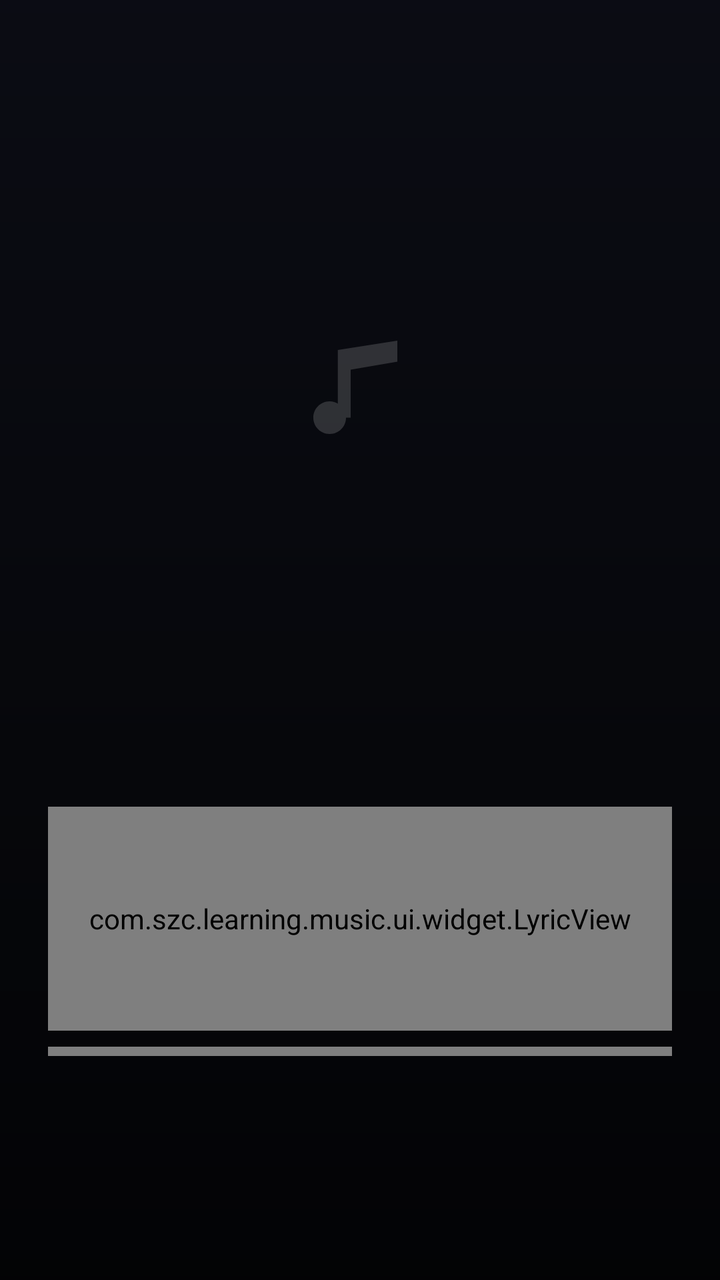
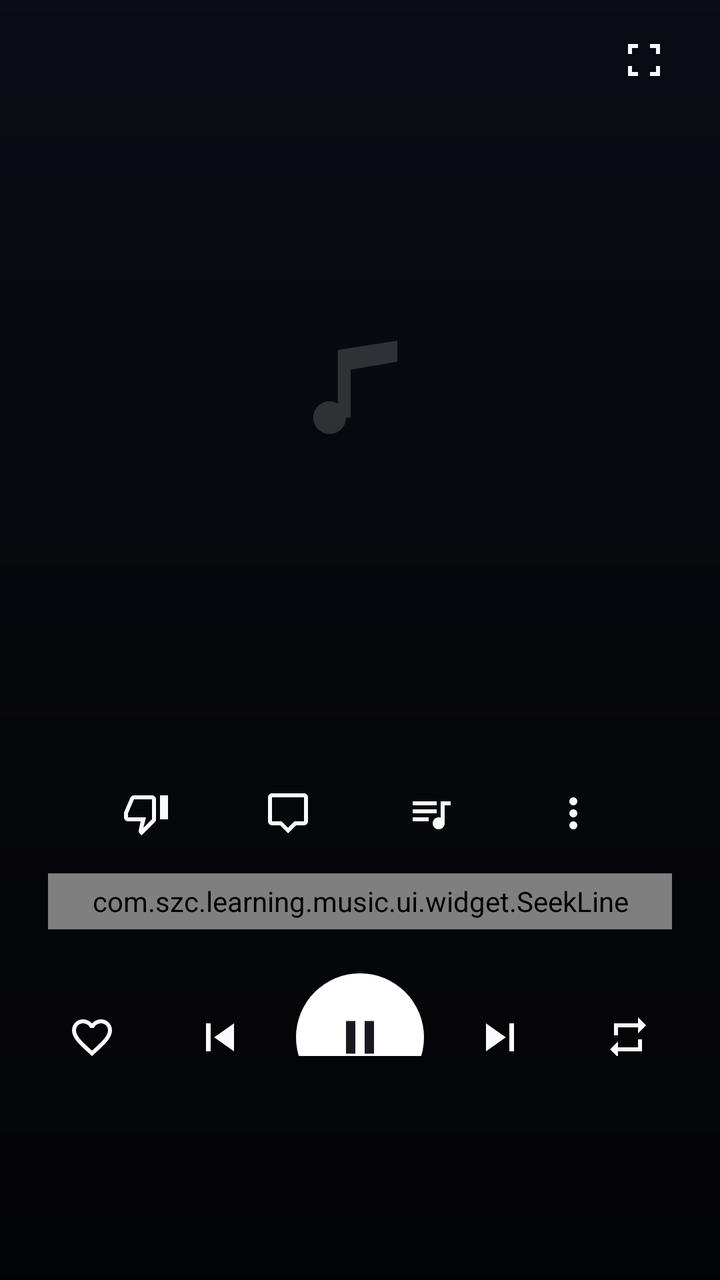

Screens rendered from an Android XML layout before and after an edit, with the pre-edit source and the edit as a unified diff.
<!-- AndroidManifest.xml: application theme Theme.Aurora -->
<!-- res/layout/item_player.xml -->
<?xml version="1.0" encoding="utf-8"?>
<FrameLayout xmlns:android="http://schemas.android.com/apk/res/android"
    xmlns:app="http://schemas.android.com/apk/res-auto"
    android:id="@+id/playerPageRoot"
    android:layout_width="match_parent"
    android:layout_height="match_parent"
    android:background="?attr/auDarkCanvas">

    <ImageView
        android:id="@+id/playerBackdrop"
        android:layout_width="match_parent"
        android:layout_height="match_parent"
        android:alpha="0.30"
        android:contentDescription="@null"
        android:scaleType="centerCrop" />

    <View
        android:layout_width="match_parent"
        android:layout_height="match_parent"
        android:background="@drawable/bg_now_scrim" />

    <LinearLayout
        android:id="@+id/playerContent"
        android:layout_width="match_parent"
        android:layout_height="match_parent"
        android:orientation="vertical"
        android:paddingStart="24dp"
        android:paddingTop="84dp"
        android:paddingEnd="24dp"
        android:paddingBottom="112dp">

        <Space
            android:layout_width="1dp"
            android:layout_height="0dp"
            android:layout_weight="1" />

        <FrameLayout
            android:layout_width="224dp"
            android:layout_height="224dp"
            android:layout_gravity="center_horizontal">

            <com.google.android.material.imageview.ShapeableImageView
                android:id="@+id/playerCover"
                android:layout_width="match_parent"
                android:layout_height="match_parent"
                android:contentDescription="@string/player_album"
                android:scaleType="centerCrop"
                app:shapeAppearanceOverlay="@style/Shape.Cover.Hero" />

            <ImageView
                android:layout_width="56dp"
                android:layout_height="56dp"
                android:layout_gravity="center"
                android:alpha="0.16"
                android:contentDescription="@null"
                android:src="@drawable/ic_music_note"
                app:tint="@color/white" />
        </FrameLayout>

        <TextView
            android:id="@+id/playerTitle"
            style="@style/Text.Title"
            android:layout_width="match_parent"
            android:layout_height="wrap_content"
            android:layout_marginTop="18dp"
            android:ellipsize="end"
            android:gravity="center"
            android:maxLines="1"
            android:textColor="?attr/auOnDark"
            android:textSize="23sp" />

        <TextView
            android:id="@+id/playerArtist"
            android:layout_width="match_parent"
            android:layout_height="wrap_content"
            android:layout_marginTop="6dp"
            android:alpha="0.7"
            android:ellipsize="end"
            android:gravity="center"
            android:maxLines="1"
            android:textColor="?attr/auOnDark"
            android:textSize="13sp" />

        <TextView
            android:id="@+id/playerAlbum"
            android:layout_width="match_parent"
            android:layout_height="wrap_content"
            android:layout_marginTop="3dp"
            android:alpha="0.42"
            android:ellipsize="end"
            android:gravity="center"
            android:maxLines="1"
            android:textColor="?attr/auOnDark"
            android:textSize="10sp" />

        <com.szc.learning.music.ui.widget.LyricView
            android:id="@+id/playerLyrics"
            android:layout_width="match_parent"
            android:layout_height="112dp"
            android:layout_marginTop="10dp" />

        <Space
            android:layout_width="1dp"
            android:layout_height="0dp"
            android:layout_weight="1" />

        <com.szc.learning.music.ui.widget.SeekLine
            android:id="@+id/playerSeek"
            android:layout_width="match_parent"
            android:layout_height="28dp"
            android:layout_marginTop="8dp" />

        <LinearLayout
            android:layout_width="match_parent"
            android:layout_height="wrap_content"
            android:orientation="horizontal">

            <TextView
                android:id="@+id/playerPosition"
                style="@style/Text.Numeric"
                android:layout_width="wrap_content"
                android:layout_height="wrap_content"
                android:textColor="?attr/auOnDarkSecondary" />

            <Space
                android:layout_width="0dp"
                android:layout_height="1dp"
                android:layout_weight="1" />

            <TextView
                android:id="@+id/playerDuration"
                style="@style/Text.Numeric"
                android:layout_width="wrap_content"
                android:layout_height="wrap_content"
                android:textColor="?attr/auOnDarkSecondary" />
        </LinearLayout>

        
        <LinearLayout
            android:layout_width="match_parent"
            android:layout_height="wrap_content"
            android:layout_marginTop="8dp"
            android:gravity="center_vertical"
            android:orientation="horizontal">

            <ImageButton
                android:id="@+id/playerFavorite"
                android:layout_width="44dp"
                android:layout_height="44dp"
                android:background="?attr/selectableItemBackgroundBorderless"
                android:contentDescription="@string/player_like"
                android:padding="10dp"
                android:scaleType="fitCenter"
                android:src="@drawable/ic_heart"
                app:tint="?attr/auOnDark" />

            <Space
                android:layout_width="0dp"
                android:layout_height="1dp"
                android:layout_weight="1" />

            <ImageButton
                android:id="@+id/playerPrev"
                android:layout_width="52dp"
                android:layout_height="52dp"
                android:background="?attr/selectableItemBackgroundBorderless"
                android:contentDescription="@string/player_previous"
                android:padding="12dp"
                android:scaleType="fitCenter"
                android:src="@drawable/ic_prev"
                app:tint="?attr/auOnDark" />

            <ImageButton
                android:id="@+id/playerPlay"
                android:layout_width="64dp"
                android:layout_height="64dp"
                android:layout_marginStart="12dp"
                android:layout_marginEnd="12dp"
                android:background="@drawable/bg_play_circle"
                android:contentDescription="@string/player_pause"
                android:padding="18dp"
                android:scaleType="fitCenter"
                android:src="@drawable/ic_pause"
                app:tint="?attr/auInk" />

            <ImageButton
                android:id="@+id/playerNext"
                android:layout_width="52dp"
                android:layout_height="52dp"
                android:background="?attr/selectableItemBackgroundBorderless"
                android:contentDescription="@string/player_next"
                android:padding="12dp"
                android:scaleType="fitCenter"
                android:src="@drawable/ic_next"
                app:tint="?attr/auOnDark" />

            <Space
                android:layout_width="0dp"
                android:layout_height="1dp"
                android:layout_weight="1" />

            <ImageButton
                android:id="@+id/playerMode"
                android:layout_width="44dp"
                android:layout_height="44dp"
                android:background="?attr/selectableItemBackgroundBorderless"
                android:contentDescription="@string/player_repeat"
                android:padding="10dp"
                android:scaleType="fitCenter"
                android:src="@drawable/ic_repeat"
                app:tint="?attr/auOnDark" />
        </LinearLayout>
    </LinearLayout>
</FrameLayout>
<!-- resources referenced by this layout -->
<resources>
  <color name="white">#FFFFFFFF</color>
  <string name="player_album">专辑</string>
  <string name="player_like">收藏</string>
  <string name="player_next">下一首</string>
  <string name="player_pause">暂停</string>
  <string name="player_previous">上一首</string>
  <string name="player_repeat">循环</string>
  <color name="theme_aurora_accent">#5359BA</color>
  <color name="theme_aurora_accent_on">#FDFDFF</color>
  <color name="theme_aurora_surface">#FEFEFF</color>
  <color name="theme_aurora_ink">#181920</color>
  <color name="theme_aurora_hairline">#DDDFE8</color>
  <color name="theme_aurora_danger">#B74441</color>
  <color name="theme_aurora_canvas">#F3F3F8</color>
  <color name="theme_aurora_scrim">#8C000000</color>
  <color name="theme_aurora_nav_pill">#D9DBE8</color>
  <color name="theme_aurora_on_dark">#F9FAFD</color>
  <color name="theme_aurora_dark_pill">#33FFFFFF</color>
  <color name="theme_aurora_like">#D54563</color>
  <color name="theme_aurora_tag_warm_bg">#FFEEE1</color>
  <color name="theme_aurora_success">#287B46</color>
  <color name="theme_aurora_warning">#A16500</color>
  <color name="theme_aurora_blob_a">#AAB2E4</color>
  <color name="theme_aurora_blob_b">#C5A9D8</color>
  <color name="theme_aurora_blob_c">#8EBCE1</color>
  <color name="theme_aurora_blob_d">#7DC4C6</color>
  <!-- unchanged entries left out for length: 32 -->
</resources>

<!-- the commit's change to res/layout/item_player.xml (unified diff, before → after) -->
@@ -29,11 +29,6 @@
         android:paddingEnd="24dp"
         android:paddingBottom="112dp">
 
-        <Space
-            android:layout_width="1dp"
-            android:layout_height="0dp"
-            android:layout_weight="1" />
-
         <FrameLayout
             android:layout_width="224dp"
             android:layout_height="224dp"
@@ -81,28 +76,91 @@
             android:textColor="?attr/auOnDark"
             android:textSize="13sp" />
 
-        <TextView
-            android:id="@+id/playerAlbum"
-            android:layout_width="match_parent"
-            android:layout_height="wrap_content"
-            android:layout_marginTop="3dp"
-            android:alpha="0.42"
-            android:ellipsize="end"
-            android:gravity="center"
-            android:maxLines="1"
-            android:textColor="?attr/auOnDark"
-            android:textSize="10sp" />
-
         <com.szc.learning.music.ui.widget.LyricView
             android:id="@+id/playerLyrics"
             android:layout_width="match_parent"
-            android:layout_height="112dp"
-            android:layout_marginTop="10dp" />
-
-        <Space
-            android:layout_width="1dp"
             android:layout_height="0dp"
-            android:layout_weight="1" />
+            android:layout_marginTop="8dp"
+            android:layout_weight="1"
+            android:minHeight="140dp" />
+
+        
+        <LinearLayout
+            android:id="@+id/playerActions"
+            android:layout_width="match_parent"
+            android:layout_height="wrap_content"
+            android:gravity="center_vertical"
+            android:orientation="horizontal">
+
+            <Space
+                android:layout_width="0dp"
+                android:layout_height="1dp"
+                android:layout_weight="1" />
+
+            <ImageButton
+                android:id="@+id/playerDislike"
+                android:layout_width="44dp"
+                android:layout_height="44dp"
+                android:background="?attr/selectableItemBackgroundBorderless"
+                android:contentDescription="@string/player_dislike"
+                android:padding="10dp"
+                android:scaleType="fitCenter"
+                android:src="@drawable/ic_thumb_down"
+                app:tint="?attr/auOnDark" />
+
+            <Space
+                android:layout_width="0dp"
+                android:layout_height="1dp"
+                android:layout_weight="1" />
+
+            <ImageButton
+                android:id="@+id/playerComments"
+                android:layout_width="44dp"
+                android:layout_height="44dp"
+                android:background="?attr/selectableItemBackgroundBorderless"
+                android:contentDescription="@string/comment_title"
+                android:padding="10dp"
+                android:scaleType="fitCenter"
+                android:src="@drawable/ic_comment"
+                app:tint="?attr/auOnDark" />
+
+            <Space
+                android:layout_width="0dp"
+                android:layout_height="1dp"
+                android:layout_weight="1" />
+
+            <ImageButton
+                android:id="@+id/playerQueue"
+                android:layout_width="44dp"
+                android:layout_height="44dp"
+                android:background="?attr/selectableItemBackgroundBorderless"
+                android:contentDescription="@string/queue_title"
+                android:padding="10dp"
+                android:scaleType="fitCenter"
+                android:src="@drawable/ic_queue"
+                app:tint="?attr/auOnDark" />
+
+            <Space
+                android:layout_width="0dp"
+                android:layout_height="1dp"
+                android:layout_weight="1" />
+
+            <ImageButton
+                android:id="@+id/playerMore"
+                android:layout_width="44dp"
+                android:layout_height="44dp"
+                android:background="?attr/selectableItemBackgroundBorderless"
+                android:contentDescription="@string/player_more"
+                android:padding="10dp"
+                android:scaleType="fitCenter"
+                android:src="@drawable/ic_more_vert"
+                app:tint="?attr/auOnDark" />
+
+            <Space
+                android:layout_width="0dp"
+                android:layout_height="1dp"
+                android:layout_weight="1" />
+        </LinearLayout>
 
         <com.szc.learning.music.ui.widget.SeekLine
             android:id="@+id/playerSeek"
@@ -211,4 +269,19 @@
                 app:tint="?attr/auOnDark" />
         </LinearLayout>
     </LinearLayout>
+
+    <ImageButton
+        android:id="@+id/playerFullscreen"
+        android:layout_width="44dp"
+        android:layout_height="44dp"
+        android:layout_gravity="top|end"
+        android:layout_marginTop="8dp"
+        android:layout_marginEnd="16dp"
+        android:background="?attr/selectableItemBackgroundBorderless"
+        android:contentDescription="@string/player_fullscreen"
+        android:padding="10dp"
+        android:scaleType="fitCenter"
+        android:src="@drawable/ic_fullscreen"
+        app:tint="?attr/auOnDark" />
+
 </FrameLayout>
<!-- resource entries referenced after the edit -->
@@ -1,12 +1,63 @@
 <!-- resources referenced by this layout -->
 <resources>
   <color name="white">#FFFFFFFF</color>
+  <!-- drawable ic_comment (drawable) -->
+  <vector xmlns:android="http://schemas.android.com/apk/res/android"
+      android:width="24dp"
+      android:height="24dp"
+      android:viewportWidth="24"
+      android:viewportHeight="24">
+      <path
+          android:fillColor="#FF000000"
+          android:pathData="M20,2H4C2.9,2 2,2.9 2,4v12c0,1.1 0.9,2 2,2h4l4,4 4,-4h4c1.1,0 2,-0.9 2,-2V4C22,2.9 21.1,2 20,2zM20,16h-4.83l-0.59,0.59L12,19.17l-2.59,-2.59L8.83,16H4V4h16V16z" />
+  </vector>
+  <!-- drawable ic_fullscreen (drawable) -->
+  <?xml version="1.0" encoding="utf-8"?>
+  <vector xmlns:android="http://schemas.android.com/apk/res/android"
+      android:width="24dp" android:height="24dp"
+      android:viewportWidth="24" android:viewportHeight="24">
+      <path
+          android:fillColor="#FF000000"
+          android:pathData="M4,9V4h5v2H6v3H4z M15,4h5v5h-2V6h-3V4z M20,15v5h-5v-2h3v-3h2z M9,20H4v-5h2v3h3v2z" />
+  </vector>
+  <!-- drawable ic_more_vert (drawable) -->
+  <vector xmlns:android="http://schemas.android.com/apk/res/android"
+      android:width="24dp" android:height="24dp"
+      android:viewportWidth="24" android:viewportHeight="24">
+      <path android:fillColor="#FF000000" android:pathData="M12 8c1.1 0 2-.9 2-2s-.9-2-2-2-2 .9-2 2 .9 2 2 2zm0 2c-1.1 0-2 .9-2 2s.9 2 2 2 2-.9 2-2-.9-2-2-2zm0 6c-1.1 0-2 .9-2 2s.9 2 2 2 2-.9 2-2-.9-2-2-2z" />
+  </vector>
+  <!-- drawable ic_queue (drawable) -->
+  <vector xmlns:android="http://schemas.android.com/apk/res/android"
+      android:width="24dp" android:height="24dp"
+      android:viewportWidth="24" android:viewportHeight="24">
+      <path android:fillColor="#FF000000" android:pathData="M15 6H3v2h12V6zm0 4H3v2h12v-2zM3 16h8v-2H3v2zM17 6v8.18c-.31-.11-.65-.18-1-.18-1.66 0-3 1.34-3 3s1.34 3 3 3 3-1.34 3-3V8h3V6h-5z" />
+  </vector>
+  <!-- drawable ic_thumb_down (drawable) -->
+  <vector xmlns:android="http://schemas.android.com/apk/res/android"
+      android:width="24dp"
+      android:height="24dp"
+      android:viewportWidth="24"
+      android:viewportHeight="24">
+      <group
+          android:pivotX="12"
+          android:pivotY="12"
+          android:rotation="180">
+          <path
+              android:fillColor="#FF000000"
+              android:pathData="M9,21h9c0.83,0 1.54,-0.5 1.84,-1.22l3.02,-7.05c0.09,-0.23 0.14,-0.47 0.14,-0.73v-2c0,-1.1 -0.9,-2 -2,-2h-6.31l0.95,-4.57 0.03,-0.32c0,-0.41 -0.17,-0.79 -0.44,-1.06L14.17,1 7.59,7.59C7.22,7.95 7,8.45 7,9v10c0,1.1 0.9,2 2,2zM9,9l4.34,-4.34L12,10h9v2l-3,7H9V9zM1,9h4v12H1z" />
+      </group>
+  </vector>
+  <string name="comment_title">评论</string>
   <string name="player_album">专辑</string>
+  <string name="player_dislike">不喜欢</string>
+  <string name="player_fullscreen">沉浸全屏</string>
   <string name="player_like">收藏</string>
+  <string name="player_more">更多设置</string>
   <string name="player_next">下一首</string>
   <string name="player_pause">暂停</string>
   <string name="player_previous">上一首</string>
   <string name="player_repeat">循环</string>
+  <string name="queue_title">播放队列</string>
   <color name="theme_aurora_accent">#5359BA</color>
   <color name="theme_aurora_accent_on">#FDFDFF</color>
   <color name="theme_aurora_surface">#FEFEFF</color>
